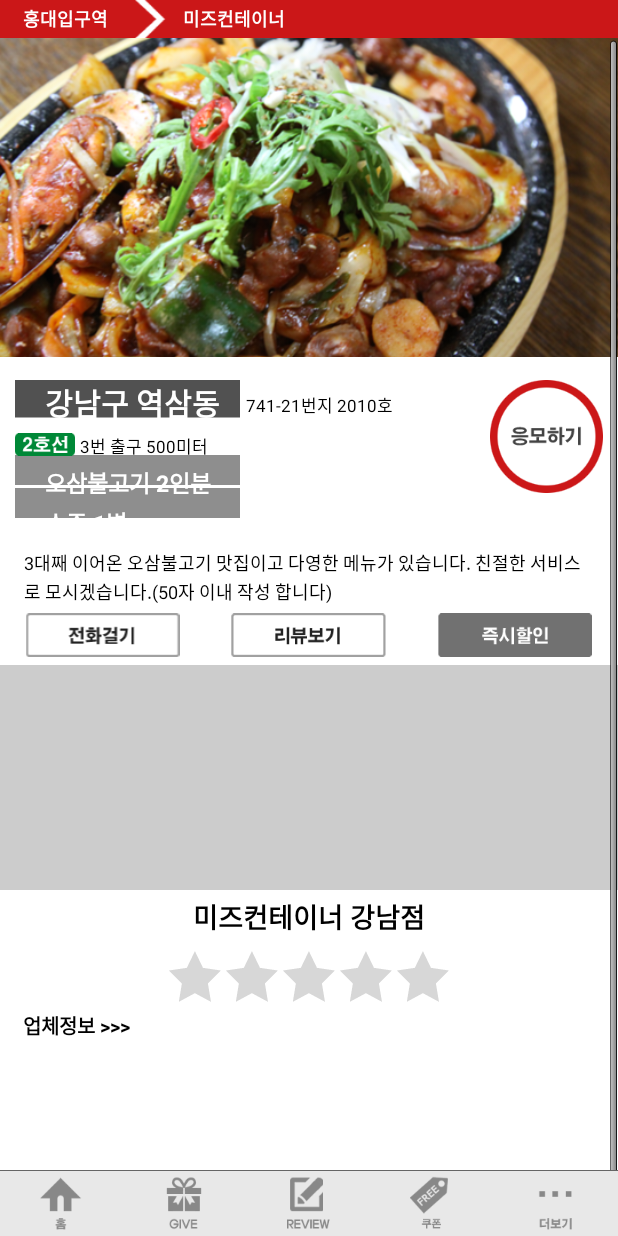
After one commit to verywildbanana/support, an Android app: the layout activity_give_detail.xml on its own in the app's theme, with its tools: preview values and no code run, on a phone screen of 412 x 824 dp. The commit adds this screen. Run offline under Robolectric (Android 15) with nearby library versions, the phone set to English and light mode, and no system bars.

Commit message:
give detail  작업 완료

```diff
--- a/app/build.gradle
+++ b/app/build.gradle
@@ -19,6 +19,7 @@ android {
 }
 
 dependencies {
+    compile 'com.google.android.gms:play-services:4.2.42'
     compile 'com.android.support:support-v4:18.0.0'
     compile files('libs/universal-image-loader-1.9.2-with-sources.jar')
 }
--- a/app/src/main/AndroidManifest.xml
+++ b/app/src/main/AndroidManifest.xml
@@ -59,6 +59,12 @@
             android:configChanges="keyboardHidden|orientation|locale|uiMode"
             android:screenOrientation="portrait"
             android:theme="@style/Theme.NoBackground" />
+        <activity
+            android:name=".GiveDetailActivity"
+            android:configChanges="keyboardHidden|orientation|locale|uiMode"
+            android:screenOrientation="portrait"
+            android:theme="@style/Theme.NoBackground" />
+
 
 
     </application>
--- a/app/src/main/res/anim/scale_top_to_bottom.xml
+++ b/app/src/main/java/com/lhd/giveandreview/GiveDetailActivity.java
@@ -1,9 +1,27 @@
-<?xml version="1.0" encoding="utf-8"?>
-<set xmlns:android="http://schemas.android.com/apk/res/android"
-android:interpolator="@android:anim/linear_interpolator">
-   <scale android:fromXScale="1.0" android:fromYScale="0.0"
-          android:toXScale="1.0" android:toYScale="1.0"
-          android:duration="300" android:fillBefore="true" />
-   <translate android:fromXDelta="0" android:fromYDelta="0"
-          android:duration="300" />
-</set>
+package com.lhd.giveandreview;
+
+import android.os.Bundle;
+
+import com.lhd.giveandreview.base.BaseActivity;
+
+public class GiveDetailActivity extends BaseActivity {
+
+
+    @Override
+    protected void onCreate(Bundle savedInstanceState) {
+        super.onCreate(savedInstanceState);
+    }
+
+    @Override
+    public void setIntent() {
+
+    }
+
+    @Override
+    public void initActivity() {
+
+        setContentView(R.layout.activity_give_detail);
+
+
+    }
+}
--- a/app/src/main/java/com/lhd/giveandreview/GivePageActivity.java
+++ b/app/src/main/java/com/lhd/giveandreview/GivePageActivity.java
@@ -8,6 +8,7 @@ import android.view.View;
 import android.view.ViewGroup;
 
 import com.lhd.giveandreview.base.BaseActivity;
+import com.lhd.giveandreview.base.PkIntentManager;
 import com.lhd.view.PkCirclePageIndicator;
 import com.lhd.view.PkSlidingTabLayout;
 import com.lhd.view.PkViewPager;
@@ -176,6 +177,14 @@ public class GivePageActivity extends BaseActivity {
 
             container.addView(mView[position], ViewGroup.LayoutParams.MATCH_PARENT, ViewGroup.LayoutParams.MATCH_PARENT);
 
+            mView[position].setOnClickListener(new View.OnClickListener() {
+                @Override
+                public void onClick(View v) {
+
+                    PkIntentManager.getInstance().push(GivePageActivity.this, GiveDetailActivity.class, true);
+                }
+            });
+
             return mView[position];
         }
 
--- /dev/null
+++ b/app/src/main/java/com/lhd/util/DensityUtil.java
@@ -0,0 +1,11 @@
+package com.lhd.util;
+
+import android.content.res.Resources;
+
+public class DensityUtil {
+
+	public static int densityToPixel(Resources r, float dipValue) {
+
+		return (int) (dipValue * r.getDisplayMetrics().density + 0.5f);
+	}
+}
--- /dev/null
+++ b/app/src/main/java/com/lhd/view/PkScrollView.java
@@ -0,0 +1,164 @@
+package com.lhd.view;
+
+import android.content.Context;
+import android.util.AttributeSet;
+import android.view.MotionEvent;
+import android.view.View;
+import android.widget.ScrollView;
+
+import com.lhd.util.DensityUtil;
+
+
+public class PkScrollView extends ScrollView {
+
+	public static final String TAG = PkScrollView.class.getSimpleName();
+	private Context mContext;
+	int mContentHeight = 0;
+
+	public PkScrollView(Context context) {
+		super(context);
+		mContext = context;
+	}
+
+	public PkScrollView(Context context, AttributeSet attrs) {
+		super(context, attrs);
+		mContext = context;
+	}
+
+	public PkScrollView(Context context, AttributeSet attrs, int defStyle) {
+		super(context, attrs, defStyle);
+		mContext = context;
+	}
+
+
+	@Override
+	public boolean onInterceptTouchEvent(MotionEvent ev) {
+
+
+		return super.onInterceptTouchEvent(ev);
+	}
+
+
+	@Override
+	protected void onScrollChanged(int l, int t, int oldl, int oldt) {
+
+
+		if(mOnScrollChangedListener != null) {
+
+			mOnScrollChangedListener.onScrollChanged(l, t , oldl, oldt);
+
+		}
+
+		if(mActionUp == true
+				&& mOnScrollEndListener != null) {
+
+			mOnScrollEndListener.onScrollEnd();
+
+		}
+
+		if (mOnScrollBottomListener != null) {
+			View view = (View) getChildAt(getChildCount() - 1);
+			int diff = (view.getBottom() - (getHeight() + getScrollY() + view.getTop()));
+			if (diff == 0) { // diff 가 0이면 scroll 이 bottom 에 도달했음을 뜻한다.
+				mOnScrollBottomListener.onScrollHitBottom();
+			}
+		}
+
+		super.onScrollChanged(l, t, oldl, oldt);
+	}
+
+	@Override
+	public boolean onTouchEvent(MotionEvent ev) {
+
+
+		if(mScrollBlocK) {
+
+			return false;
+
+		}
+
+
+		return super.onTouchEvent(ev);
+	}
+
+
+	public boolean mScrollBlocK = false;
+
+
+	boolean mActionUp = false;
+
+	@Override
+	public boolean dispatchTouchEvent(MotionEvent ev) {
+
+
+
+		switch (ev.getAction()) {
+			case MotionEvent.ACTION_DOWN:
+				mActionUp = false;
+				break;
+			case MotionEvent.ACTION_UP:
+				mActionUp = true;
+				if(mOnScrollEndListener != null) {
+
+					mOnScrollEndListener.onScrollEnd();
+				}
+				break;
+		}
+
+
+		return super.dispatchTouchEvent(ev);
+	}
+
+
+
+
+	public void setContentHeight(int height) {
+
+		mContentHeight = height;
+		mContentHeight = mContentHeight + DensityUtil.densityToPixel(mContext.getResources(), 20f);
+	}
+
+	OnScrollEndListener mOnScrollEndListener;
+
+	public void setOnScrollEndListener(OnScrollEndListener listener) {
+
+		mOnScrollEndListener = listener;
+	}
+
+	public interface OnScrollEndListener {
+
+		public abstract void onScrollEnd();
+	}
+
+	onScrollBottomListener mOnScrollBottomListener;
+
+	public void setOnScrollBottomListener(onScrollBottomListener listener) {
+		mOnScrollBottomListener = listener;
+	}
+
+	/**
+	 * Scroll 이 bottom 에 위치할 경우 불리는 listener
+	 * @author mustard
+	 *
+	 */
+	public interface onScrollBottomListener {
+		public abstract void onScrollHitBottom();
+	}
+
+
+
+
+
+	OnScrollChangedListener mOnScrollChangedListener;
+
+	public void setOnScrollChangedListener(OnScrollChangedListener listener) {
+
+		mOnScrollChangedListener = listener;
+	}
+
+	public interface OnScrollChangedListener {
+
+		public abstract void onScrollChanged(int l, int t, int oldl, int oldt);
+	}
+
+}
--- /dev/null
+++ b/app/src/main/res/layout/activity_give_detail.xml
@@ -0,0 +1,266 @@
+<RelativeLayout xmlns:android="http://schemas.android.com/apk/res/android"
+    xmlns:tools="http://schemas.android.com/tools"
+    android:layout_width="match_parent"
+    android:layout_height="match_parent"
+    android:background="@color/white"
+    android:orientation="vertical">
+
+
+    <LinearLayout
+        android:id="@+id/TopBar"
+        android:layout_width="match_parent"
+        android:layout_height="wrap_content"
+        android:background="@drawable/g_8_namebar">
+
+        <com.lhd.view.PkTextView
+            android:layout_width="wrap_content"
+            android:layout_height="wrap_content"
+            android:layout_gravity="center_vertical"
+            android:layout_marginLeft="15dp"
+            android:text="홍대입구역"
+            android:textColor="@color/white"
+            android:textSize="12dp"
+            android:textStyle="bold" />
+
+
+        <com.lhd.view.PkTextView
+            android:layout_width="wrap_content"
+            android:layout_height="wrap_content"
+            android:layout_gravity="center_vertical"
+            android:layout_marginLeft="50dp"
+            android:text="미즈컨테이너"
+            android:textColor="@color/white"
+            android:textSize="12dp"
+            android:textStyle="bold" />
+
+    </LinearLayout>
+
+    <com.lhd.view.PkScrollView
+        android:layout_below="@+id/TopBar"
+        android:layout_width="match_parent"
+        android:layout_height="match_parent"
+        android:fillViewport="true">
+
+
+        <LinearLayout
+            android:layout_width="match_parent"
+            android:layout_height="match_parent"
+            android:orientation="vertical">
+
+
+            <com.lhd.view.PkImageView
+                android:layout_width="match_parent"
+                android:layout_height="wrap_content"
+                android:scaleType="centerCrop"
+                android:src="@drawable/g_3_1_mainpic" />
+
+            <RelativeLayout
+                android:layout_width="match_parent"
+                android:layout_height="wrap_content"
+                android:paddingLeft="10dp"
+                android:paddingRight="10dp"
+                android:paddingTop="15dp">
+
+
+                <com.lhd.view.PkImageView
+                    android:id="@+id/ApplyBtn"
+                    android:layout_width="wrap_content"
+                    android:layout_height="wrap_content"
+                    android:layout_alignParentRight="true"
+                    android:background="@drawable/g_8_entry" />
+
+                <com.lhd.view.PkImageView
+                    android:id="@+id/TxtLineImg"
+                    android:layout_width="wrap_content"
+                    android:layout_height="wrap_content"
+                    android:background="@drawable/g_10_underline" />
+
+                <RelativeLayout
+                    android:layout_width="wrap_content"
+                    android:layout_height="wrap_content"
+                    android:layout_toLeftOf="@+id/ApplyBtn"
+                    android:layout_toRightOf="@+id/TxtLineImg"
+                    android:orientation="vertical"
+                    android:paddingLeft="4dp">
+
+                    <com.lhd.view.PkTextView
+                        android:id="@+id/AddressTxt"
+                        android:layout_width="wrap_content"
+                        android:layout_height="wrap_content"
+                        android:layout_marginTop="8dp"
+                        android:text="741-21번지 2010호"
+                        android:textColor="@color/black"
+                        android:textSize="11dp" />
+
+                </RelativeLayout>
+
+
+                <LinearLayout
+                    android:layout_width="wrap_content"
+                    android:layout_height="wrap_content"
+                    android:orientation="vertical">
+
+
+                    <com.lhd.view.PkTextView
+                        android:layout_width="wrap_content"
+                        android:layout_height="wrap_content"
+                        android:paddingLeft="20dp"
+                        android:singleLine="true"
+                        android:text="강남구 역삼동"
+                        android:textColor="@color/white"
+                        android:textSize="20dp"
+                        android:textStyle="bold" />
+
+
+                    <LinearLayout
+                        android:layout_width="wrap_content"
+                        android:layout_height="wrap_content"
+                        android:layout_marginTop="5dp"
+                        android:orientation="horizontal">
+
+                        <com.lhd.view.PkImageView
+                            android:id="@+id/SubWayLineImg"
+                            android:layout_width="wrap_content"
+                            android:layout_height="wrap_content"
+                            android:src="@drawable/line2" />
+
+                        <com.lhd.view.PkTextView
+                            android:layout_width="wrap_content"
+                            android:layout_height="wrap_content"
+                            android:layout_below="@+id/SubWayLineImg"
+                            android:layout_marginLeft="3dp"
+                            android:text="3번 출구 500미터"
+                            android:textColor="@color/black"
+                            android:textSize="11dp" />
+
+                    </LinearLayout>
+
+                    <com.lhd.view.PkTextView
+                        android:layout_width="wrap_content"
+                        android:layout_height="wrap_content"
+                        android:layout_marginTop="4dp"
+                        android:paddingLeft="20dp"
+                        android:singleLine="true"
+                        android:text="오삼불고기 2인분"
+                        android:textColor="@color/white"
+                        android:textSize="15dp"
+                        android:textStyle="bold" />
+
+
+                    <com.lhd.view.PkTextView
+                        android:layout_width="wrap_content"
+                        android:layout_height="wrap_content"
+                        android:layout_marginTop="3dp"
+                        android:paddingLeft="20dp"
+                        android:singleLine="true"
+                        android:text="소주 1병"
+                        android:textColor="@color/white"
+                        android:textSize="15dp"
+                        android:textStyle="bold" />
+
+                </LinearLayout>
+
+            </RelativeLayout>
+
+
+            <com.lhd.view.PkTextView
+                android:layout_width="wrap_content"
+                android:layout_height="wrap_content"
+                android:layout_marginTop="6dp"
+                android:lineSpacingExtra="1dp"
+                android:paddingLeft="16dp"
+                android:paddingRight="15dp"
+                android:text="3대째 이어온 오삼불고기 맛집이고 다영한 메뉴가 있습니다. 친절한 서비스로 모시겠습니다.(50자 이내 작성 합니다)"
+                android:textColor="@color/black"
+                android:textSize="12dp"
+                android:textStyle="normal" />
+
+            <LinearLayout
+                android:layout_width="match_parent"
+                android:layout_height="wrap_content"
+                android:layout_marginBottom="5dp"
+                android:layout_marginTop="5dp"
+                android:orientation="horizontal">
+
+                <com.lhd.view.PkImageView
+                    android:layout_width="wrap_content"
+                    android:layout_height="wrap_content"
+                    android:layout_weight="1"
+                    android:src="@drawable/g_8_call" />
+
+                <com.lhd.view.PkImageView
+                    android:layout_width="wrap_content"
+                    android:layout_height="wrap_content"
+                    android:layout_weight="1"
+                    android:src="@drawable/g_8_review" />
+
+                <com.lhd.view.PkImageView
+                    android:layout_width="wrap_content"
+                    android:layout_height="wrap_content"
+                    android:layout_weight="1"
+                    android:src="@drawable/g_8_try" />
+
+
+            </LinearLayout>
+
+
+            <RelativeLayout
+                android:layout_width="match_parent"
+                android:layout_height="150dp"
+                android:background="@color/gray"
+                android:visibility="visible">
+
+            </RelativeLayout>
+
+
+            <com.lhd.view.PkTextView
+                android:layout_width="match_parent"
+                android:layout_height="wrap_content"
+                android:layout_marginTop="4dp"
+                android:gravity="center"
+                android:singleLine="true"
+                android:text="미즈컨테이너 강남점"
+                android:textColor="@color/black"
+                android:textSize="18dp"
+                android:textStyle="bold" />
+
+
+            <RatingBar
+                android:id="@+id/rating_bar"
+                style="?android:attr/ratingBarStyleIndicator"
+                android:layout_width="wrap_content"
+                android:layout_height="wrap_content"
+                android:layout_below="@+id/RatingBarTitleLay"
+                android:layout_gravity="center_horizontal"
+                android:layout_marginTop="7dp"
+                android:isIndicator="false"
+                android:numStars="5"
+                android:rating="0"
+                android:stepSize="1.0" />
+
+
+            <com.lhd.view.PkTextView
+                android:layout_width="wrap_content"
+                android:layout_height="wrap_content"
+                android:layout_marginLeft="15dp"
+                android:layout_marginTop="4dp"
+                android:text="업체정보 >>>\n\n\n\n\n\n\n\n\n\n"
+                android:textColor="@color/black"
+                android:textSize="13dp"
+                android:textStyle="bold" />
+
+
+        </LinearLayout>
+
+
+    </com.lhd.view.PkScrollView>
+
+
+    <include
+        layout="@layout/layout_main_menu"
+        android:layout_width="match_parent"
+        android:layout_height="wrap_content"
+        android:layout_alignParentBottom="true" />
+
+
+</RelativeLayout>
--- a/app/src/main/res/layout/layout_give_viewpager_item.xml
+++ b/app/src/main/res/layout/layout_give_viewpager_item.xml
@@ -5,7 +5,6 @@
     android:layout_height="match_parent"
     android:background="@color/white"
     android:orientation="vertical">
-
 
     <RelativeLayout
         android:layout_width="match_parent"
--- a/app/src/main/res/values/styles.xml
+++ b/app/src/main/res/values/styles.xml
@@ -17,4 +17,5 @@
         <!-- All customizations that are NOT specific to a particular API-level can go here. -->
     </style>
 
+
 </resources>
```
